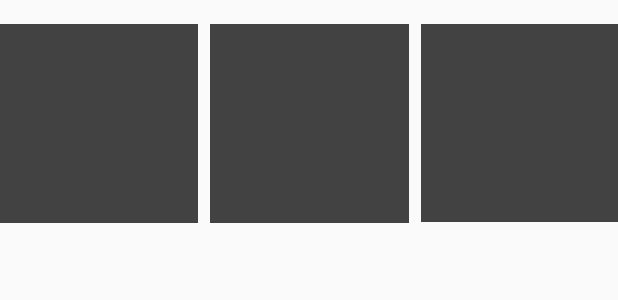
After one commit to VictorWang1996/Mobile_A2, an Android app: the layout activity_grid_image.xml on its own in the app's theme, with its tools: preview values and no code run, on a phone screen of 412 x 824 dp. The commit adds this screen. Shown: the top 300 px of the screen. Run offline under Robolectric (Android 15) with nearby library versions, the phone set to English and light mode, and no system bars.

Commit message:
grid images

```diff
--- a/app/src/main/AndroidManifest.xml
+++ b/app/src/main/AndroidManifest.xml
@@ -11,7 +11,8 @@
         android:roundIcon="@mipmap/ic_launcher_round"
         android:supportsRtl="true"
         android:theme="@style/AppTheme">
-        <activity android:name=".me.ContainerActivity"></activity>
+        <activity android:name=".imageTest.GridImageActivity"></activity>
+        <activity android:name=".me.ContainerActivity" />
         <activity android:name=".ReadImageActivity" />
         <activity android:name=".SignUpActivity" />
         <activity android:name=".LogInActivity" />
--- /dev/null
+++ b/app/src/main/java/com/example/assignment2/imageTest/SquareImageView.java
@@ -0,0 +1,34 @@
+package com.example.assignment2.imageTest;
+
+import android.content.Context;
+import android.util.AttributeSet;
+import android.view.LayoutInflater;
+import android.view.View;
+import android.view.ViewGroup;
+import android.widget.BaseAdapter;
+import android.widget.ImageView;
+
+import androidx.annotation.NonNull;
+
+import com.example.assignment2.Database;
+import com.example.assignment2.R;
+
+public class SquareImageView extends androidx.appcompat.widget.AppCompatImageView {
+
+    public SquareImageView(@NonNull Context context) {
+        super(context);
+    }
+
+    public SquareImageView(Context context, AttributeSet attrs) {
+        super(context, attrs);
+    }
+
+    public SquareImageView(Context context, AttributeSet attrs, int defStyleAttr) {
+        super(context, attrs, defStyleAttr);
+    }
+
+    @Override
+    protected void onMeasure(int widthMeasureSpec, int heightMeasureSpec) {
+        super.onMeasure(widthMeasureSpec, widthMeasureSpec);
+    }
+}
--- /dev/null
+++ b/app/src/main/res/layout/activity_grid_image.xml
@@ -0,0 +1,29 @@
+<?xml version="1.0" encoding="utf-8"?>
+<GridLayout xmlns:android="http://schemas.android.com/apk/res/android"
+    android:id="@+id/gridlayout_post"
+    android:layout_width="match_parent"
+    android:layout_height="wrap_content"
+    android:layout_marginTop="12dp"
+    android:paddingLeft="-4.5dp"
+    android:paddingRight="-4.5dp"
+    android:columnCount="3">
+    <com.example.assignment2.imageTest.SquareImageView
+        android:layout_width="0dp"
+        android:layout_margin="4dp"
+        android:scaleType="centerCrop"
+        android:layout_columnWeight="1"
+        android:src="@color/cardview_dark_background"/>
+    <com.example.assignment2.imageTest.SquareImageView
+        android:layout_width="0dp"
+        android:layout_margin="4dp"
+        android:scaleType="centerCrop"
+        android:layout_columnWeight="1"
+        android:src="@color/cardview_dark_background"/>
+    <com.example.assignment2.imageTest.SquareImageView
+        android:layout_width="0dp"
+        android:layout_margin="4dp"
+        android:scaleType="centerCrop"
+        android:layout_columnWeight="1"
+        android:src="@color/cardview_dark_background"/>
+
+</GridLayout>
```
Also changed, not shown: app/src/main/java/com/example/assignment2/Database.java (+9 -59 lines), app/src/main/java/com/example/assignment2/MainActivity.java (+9 -0 lines), app/src/main/java/com/example/assignment2/imageTest/GridImageActivity.java (added, +43 -0 lines), app/src/main/res/layout/activity_main.xml (+7 -0 lines).
